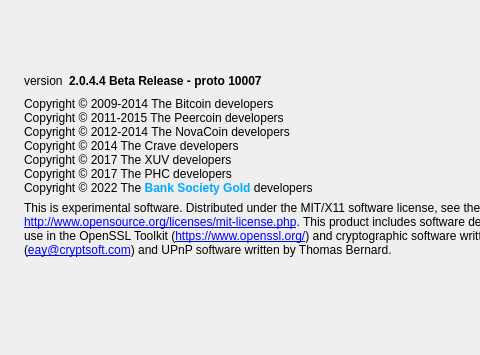
SCL-BSG/Bank-Society-Gold, file src/qt/forms/aboutdialog.ui: the form before one commit; both pictures show x 0 to 480 and y 0 to 355 of the 686 by 355 pixel window.
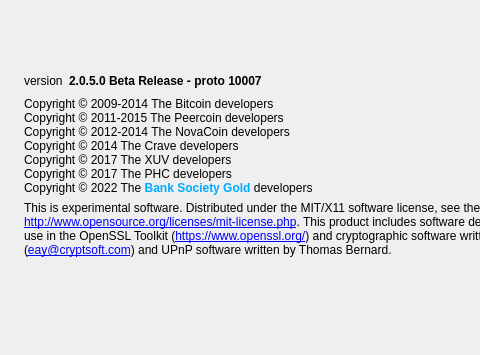
The form after the commit. Icons and pictures are not drawn.

Diff of the .ui file:
```diff
--- a/src/qt/forms/aboutdialog.ui
+++ b/src/qt/forms/aboutdialog.ui
@@ -66,7 +66,7 @@
           <cursorShape>IBeamCursor</cursorShape>
          </property>
          <property name="text">
-          <string notr="true">&lt;html&gt;&lt;head/&gt;&lt;body&gt;&lt;p&gt;&lt;span style=&quot; font-weight:600;&quot;&gt;2.0.4.4 Beta Release - proto 10007&lt;/span&gt;&lt;/p&gt;&lt;/body&gt;&lt;/html&gt;</string>
+          <string notr="true">&lt;html&gt;&lt;head/&gt;&lt;body&gt;&lt;p&gt;&lt;span style=&quot; font-weight:600;&quot;&gt;2.0.5.0 Beta Release - proto 10007&lt;/span&gt;&lt;/p&gt;&lt;/body&gt;&lt;/html&gt;</string>
          </property>
          <property name="textInteractionFlags">
           <set>Qt::LinksAccessibleByMouse|Qt::TextSelectableByKeyboard|Qt::TextSelectableByMouse</set>
```
